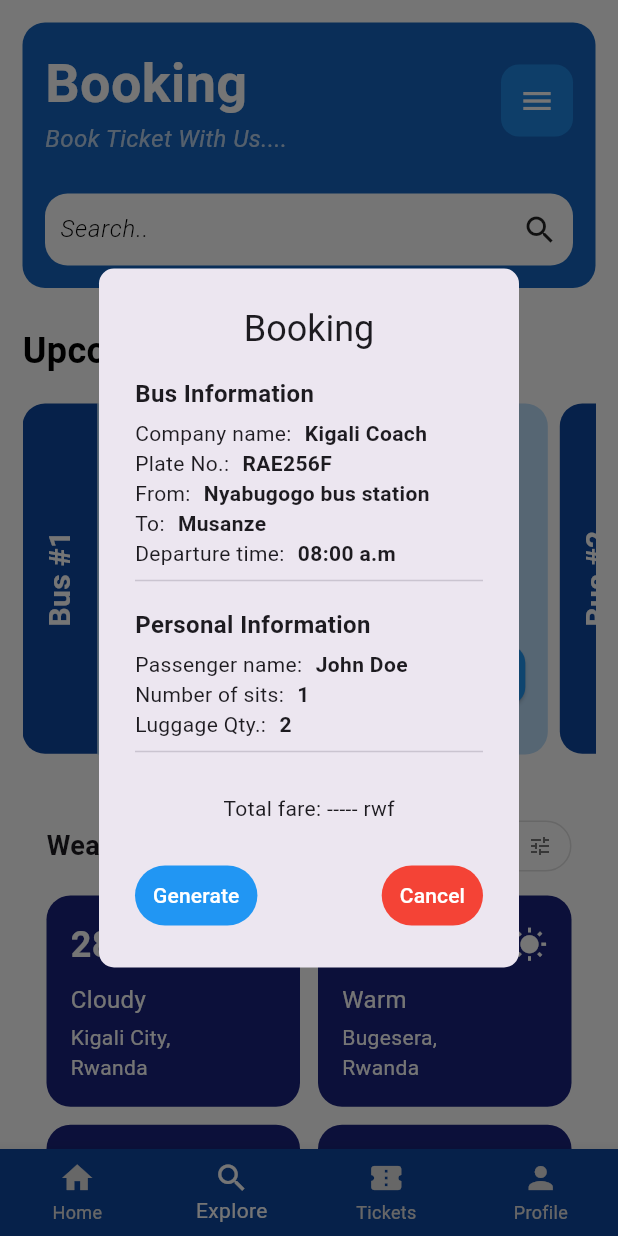
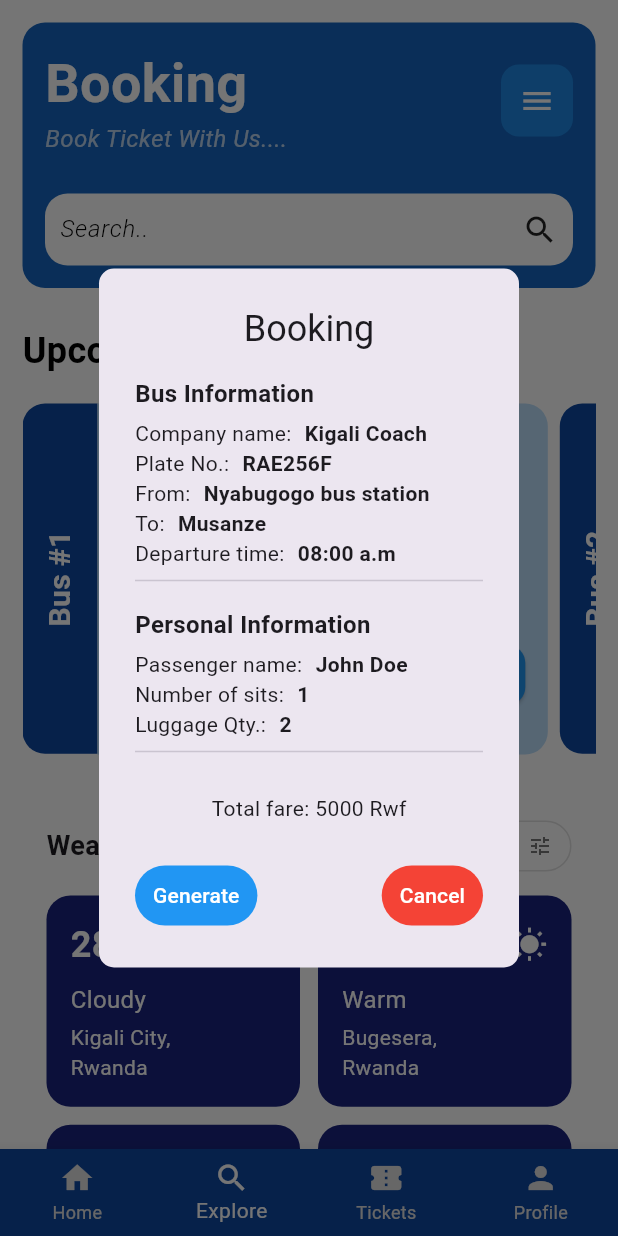
Before and after one commit to M-Pascal/BussPass_MobileApp_PLD_16, a Flutter app: the screen it shows after launch, item 2 of the bottom bar chosen, after a tap on "Book Now", on a phone screen of 412 x 824 dp. Run offline on Flutter 3.47's test engine with Material 3 defaults, Android fonts, the phone set to English and light mode, and no system bars.

Commit message:
Adding the popup features

```diff
--- a/busspass_app/lib/pages/booking.dart
+++ b/busspass_app/lib/pages/booking.dart
@@ -498,7 +498,7 @@ Widget _getWeatherIcon(String condition) {
               'Luggage Qty.': '2',
             }),
             SizedBox(height: 20),
-            Text('Total fare: ----- rwf'),
+            Text('Total fare: 5000 Rwf'),
           ],
         ),
         actions: [
```
